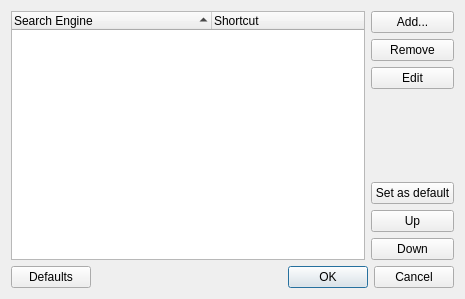
Qt form src/lib/opensearch/searchenginesdialog.ui (QupZilla/qupzilla) before a commit.
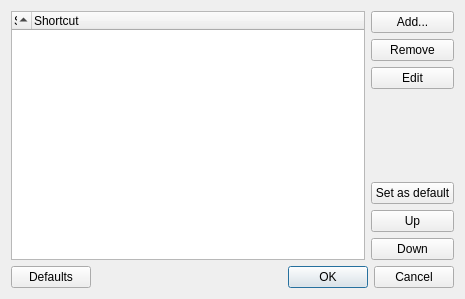
The same form after that commit.

Commit message: SearchEnginesDialog: Set sensible size for columns

```diff
--- a/src/lib/opensearch/searchenginesdialog.ui
+++ b/src/lib/opensearch/searchenginesdialog.ui
@@ -79,7 +79,7 @@
       <bool>true</bool>
      </property>
      <attribute name="headerDefaultSectionSize">
-      <number>200</number>
+      <number>0</number>
      </attribute>
      <column>
       <property name="text">
```
The commit also changes 2 other files.
